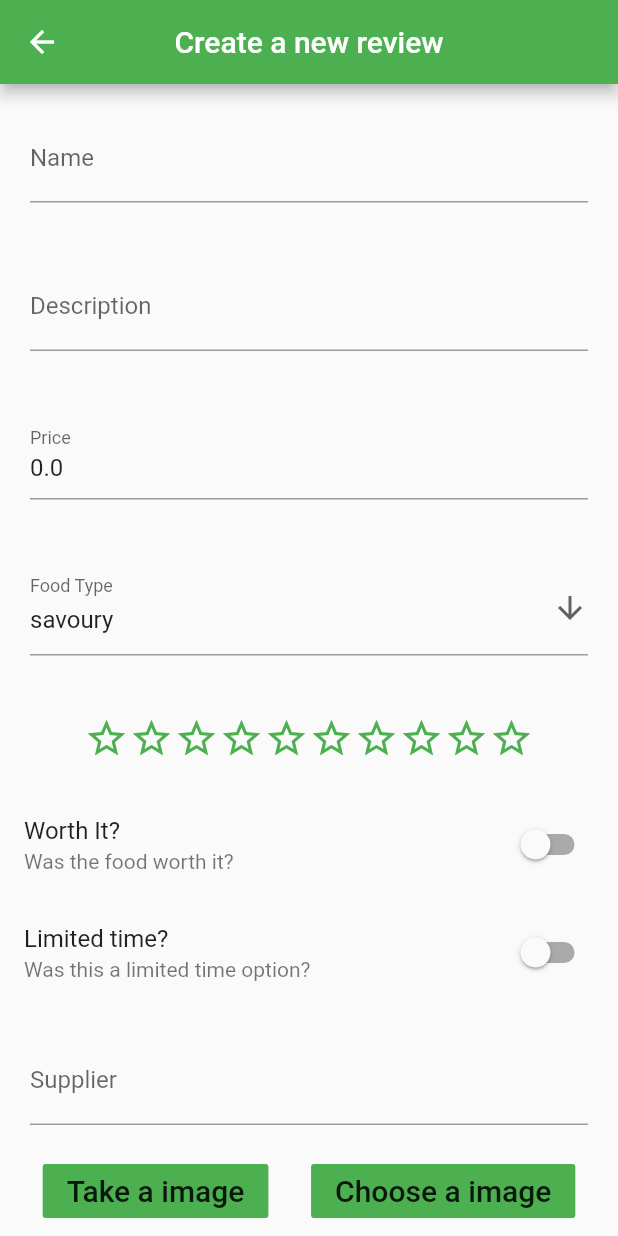
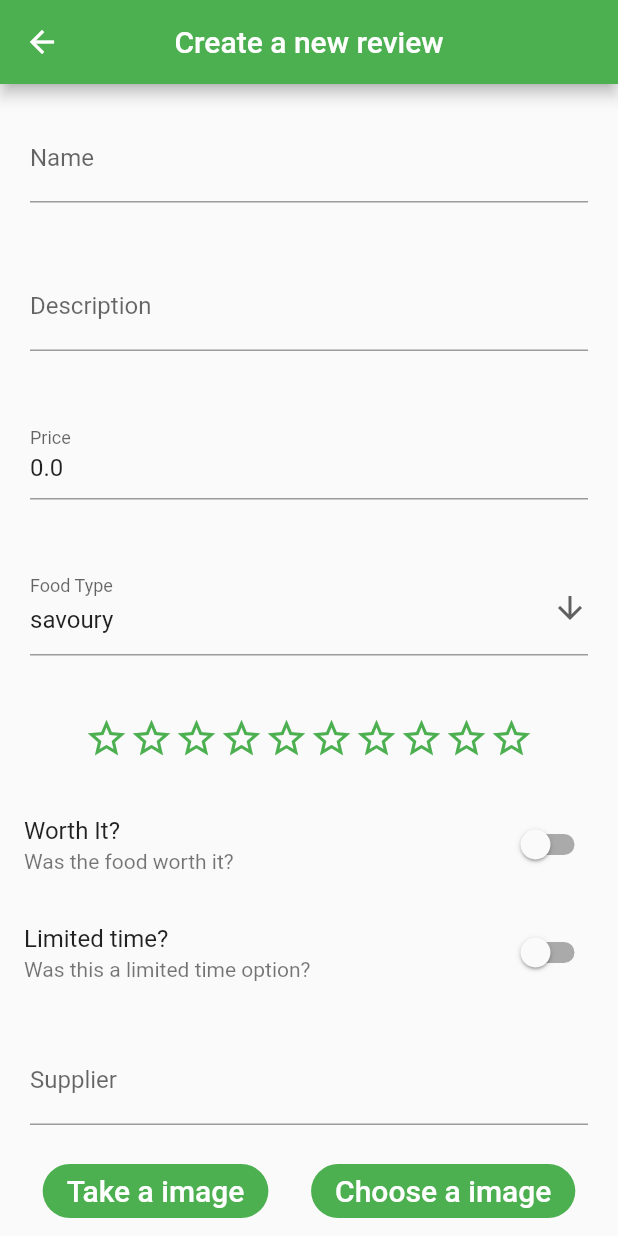
Before and after one commit to pigilwin/vegan-reviews, a Flutter app: the NewReview screen opened directly, on a phone screen of 412 x 824 dp. Run offline on Flutter 3.47's test engine with Material 2 defaults, Android fonts, the phone set to English and light mode, and no system bars; our stand-ins replace bloc, cloud_firestore, connectivity, equatable, firebase_auth, firebase_storage and 2 more; accounts and stored records are empty; project files that could hold a hidden picture were left out.

Commit message:
Converting to custom button component

```diff
--- a/lib/reviews/components/review_editor.dart
+++ b/lib/reviews/components/review_editor.dart
@@ -3,6 +3,7 @@ import 'package:flutter/material.dart';
 import 'package:image_picker/image_picker.dart';
 import 'package:path/path.dart';
 import 'package:vegan_reviews/reviews/reviews.dart';
+import 'package:vegan_reviews/shared/shared.dart';
 
 class ReviewEditor extends StatefulWidget{
 
@@ -212,13 +213,11 @@ class _ReviewEditorState extends State<ReviewEditor> {
   }
 
   Widget _getPhotoButtons(BuildContext context) {
-    final Color color = Theme.of(context).primaryColor;
     return Row(
       mainAxisAlignment: MainAxisAlignment.spaceEvenly,
       children: [
-        FlatButton(
-          color: color,
-          child: const Text("Take a image", style: TextStyle(fontSize: 20)),
+        Button(
+          buttonText: 'Take a image',
           onPressed: () async {
             final io.File cameraImage = _renameImage(await ImagePicker.pickImage(source: ImageSource.camera));
             setState(() {
@@ -226,9 +225,8 @@ class _ReviewEditorState extends State<ReviewEditor> {
             });
           },
         ),
-        FlatButton(
-          color: color,
-          child: const Text("Choose a image", style: TextStyle(fontSize: 20)),
+        Button(
+          buttonText: "Choose a image",
           onPressed: () async {
             final io.File galleryImage = _renameImage(await ImagePicker.pickImage(source: ImageSource.gallery));
             setState(() {
@@ -243,9 +241,8 @@ class _ReviewEditorState extends State<ReviewEditor> {
   Widget _getSaveButton(BuildContext context) {
     return Padding(
       padding: const EdgeInsets.all(20),
-      child: FlatButton(
-        color: Theme.of(context).primaryColor,
-        child: const Text("Save", style: TextStyle(fontSize: 20)),
+      child: Button(
+        buttonText: 'Save',
         onPressed: () {
           if (_formKey.currentState.validate()) {
             final Review review = Review(
--- a/lib/shared/components/button.dart
+++ b/lib/shared/components/button.dart
@@ -14,7 +14,7 @@ class Button extends StatelessWidget {
   Widget build(BuildContext context) {
     return FlatButton(
       color: Theme.of(context).primaryColor,
-      child: Text(buttonText, style: const TextStyle(fontSize: 20)),
+      child: Text(buttonText, style: const TextStyle(fontSize: 20, color: Colors.white)),
       onPressed: onPressed,
       shape: RoundedRectangleBorder(
         borderRadius: BorderRadius.circular(20)
```
Also changed, not shown: lib/authentication/components/sign_in_tile.dart (+12 -25 lines).
